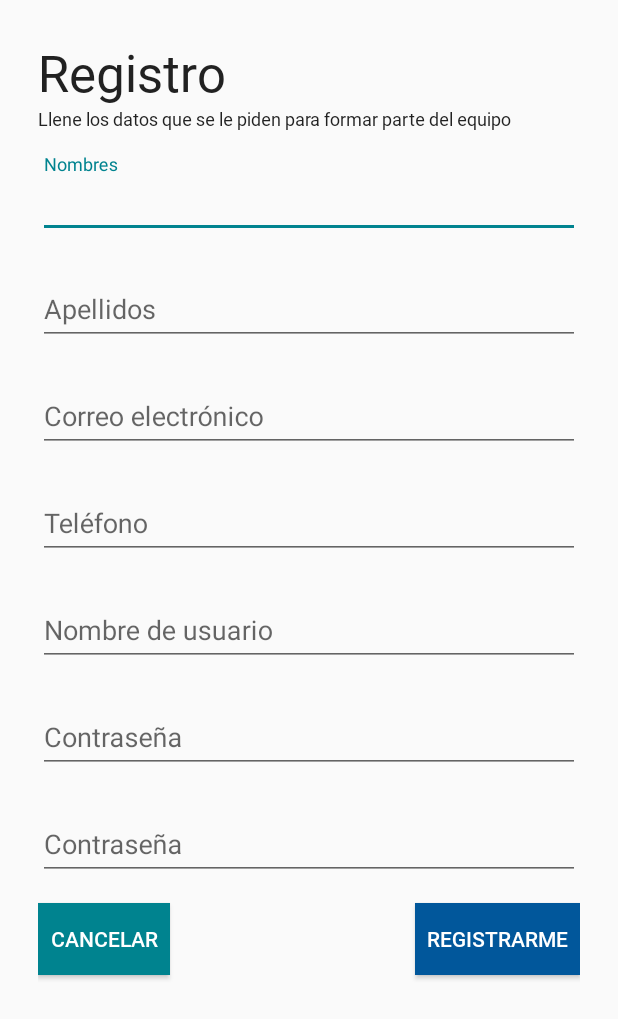
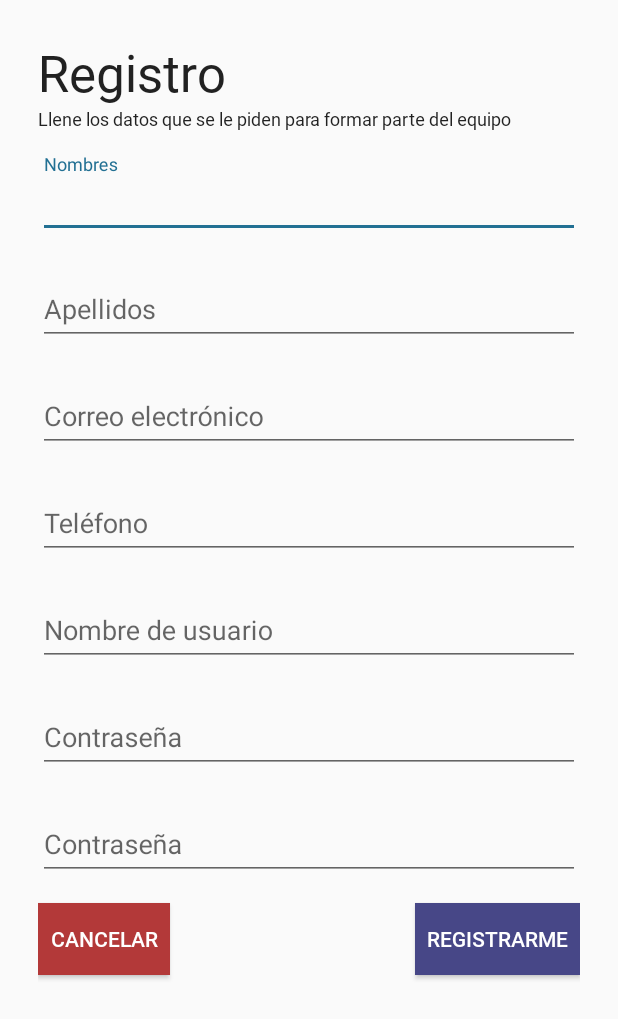
Before and after one commit to EzioAARM/ProyectoChatCliente, an Android app: the RegistroActivity screen opened directly, with no data from a screen before it, on a phone screen of 412 x 824 dp. Shown: the top 1019 px of the screen. Run offline under Robolectric (Android 15) with nearby library versions, the phone set to English and light mode, and no system bars.

```diff
--- a/app/src/main/res/layout/registro_activity.xml
+++ b/app/src/main/res/layout/registro_activity.xml
@@ -159,7 +159,7 @@
                     android:layout_height="wrap_content"
                     android:layout_alignParentStart="true"
                     android:layout_below="@+id/campo_confirmar_password_registro"
-                    android:background="@color/colorAccent"
+                    android:background="@color/colorCancel"
                     android:layout_marginBottom="50dp"
                     android:text="Cancelar" />
 
--- a/app/src/main/res/values/colors.xml
+++ b/app/src/main/res/values/colors.xml
@@ -1,14 +1,16 @@
 <?xml version="1.0" encoding="utf-8"?>
 <resources>
-    <color name="colorPrimary">#0277BD</color>
-    <color name="colorPrimaryDark">#01579B</color>
-    <color name="colorAccent">#00838F</color>
-    <color name="colorBackground">#eeeeee</color>
+    <color name="colorPrimary">#706fd3</color>
+    <color name="colorPrimaryDark">#474787</color>
+    <color name="colorAccent">#227093</color>
+    <color name="colorCancel">#b33939</color>
+    <color name="colorBackground">#f7f1e3</color>
     <color name="colorText">#ffffff</color>
     <color name="colorTextDark">#1d1d1d</color>
-    <color name="colorMessageRecived">#8C9EFF</color>
+    <color name="colorMessageRecived">#218c74</color>
     <color name="colorMessageSent">#ffffff</color>
-    <color name="colorError">#F44336</color>
-    <color name="colorHint">#BDBDBD</color>
-    <color name="colorAccentTextInputLayout">#00838F</color>
+    <color name="colorError">#ff5252</color>
+    <color name="colorHint">#84817a</color>
+    <color name="colorAccentTextInputLayout">#227093</color>
+    <color name="colorAccentErrorTextInputLayout">#ff5252</color>
 </resources>
```
Also changed, not shown: app/src/main/res/drawable/b1.png, app/src/main/res/drawable/b2.png, app/src/main/res/drawable/b3.png.
